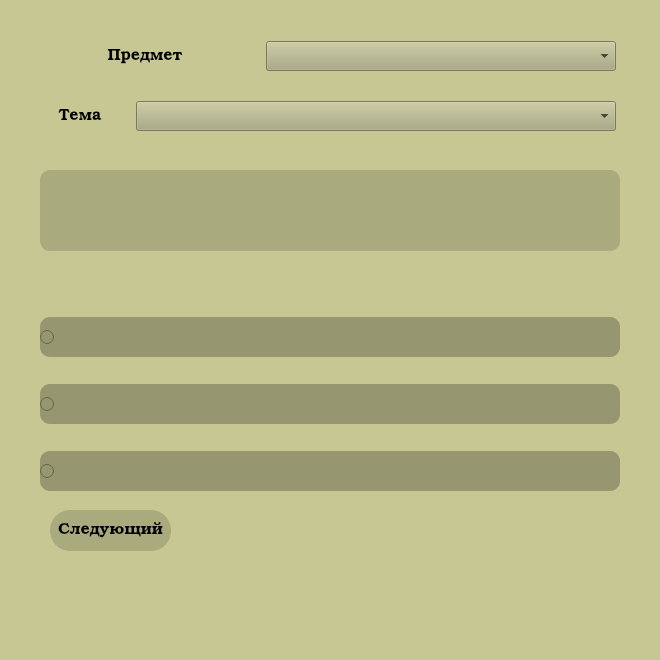
Before: the Qt Designer form UiDataBase/test_form.ui in kirilkin67/OOP, drawn with Qt 5.
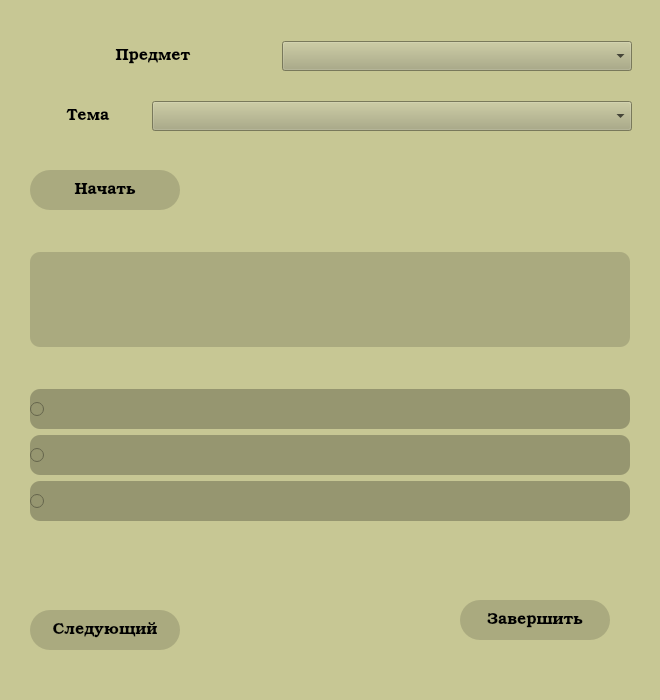
After: the same form once the commit is applied.

Commit message: radio button

```diff
--- a/UiDataBase/test_form.ui
+++ b/UiDataBase/test_form.ui
@@ -7,19 +7,19 @@
     <x>0</x>
     <y>0</y>
     <width>660</width>
-    <height>660</height>
+    <height>700</height>
    </rect>
   </property>
   <property name="minimumSize">
    <size>
     <width>660</width>
-    <height>660</height>
+    <height>700</height>
    </size>
   </property>
   <property name="maximumSize">
    <size>
     <width>660</width>
-    <height>660</height>
+    <height>700</height>
    </size>
   </property>
   <property name="windowTitle">
@@ -31,12 +31,24 @@
   <widget class="QPushButton" name="next">
    <property name="geometry">
     <rect>
-     <x>50</x>
-     <y>510</y>
-     <width>121</width>
-     <height>41</height>
+     <x>30</x>
+     <y>610</y>
+     <width>150</width>
+     <height>40</height>
     </rect>
    </property>
+   <property name="minimumSize">
+    <size>
+     <width>150</width>
+     <height>40</height>
+    </size>
+   </property>
+   <property name="maximumSize">
+    <size>
+     <width>150</width>
+     <height>40</height>
+    </size>
+   </property>
    <property name="font">
     <font>
      <family>Bookman Old Style</family>
@@ -56,30 +68,236 @@
   <widget class="QWidget" name="layoutWidget">
    <property name="geometry">
     <rect>
-     <x>40</x>
+     <x>30</x>
+     <y>40</y>
+     <width>611</width>
+     <height>32</height>
+    </rect>
+   </property>
+   <layout class="QHBoxLayout" name="horizontalLayout">
+    <item>
+     <widget class="QLabel" name="label">
+      <property name="minimumSize">
+       <size>
+        <width>230</width>
+        <height>30</height>
+       </size>
+      </property>
+      <property name="maximumSize">
+       <size>
+        <width>230</width>
+        <height>30</height>
+       </size>
+      </property>
+      <property name="font">
+       <font>
+        <family>Bookman Old Style</family>
+        <pointsize>12</pointsize>
+       </font>
+      </property>
+      <property name="text">
+       <string>Предмет</string>
+      </property>
+      <property name="alignment">
+       <set>Qt::AlignCenter</set>
+      </property>
+     </widget>
+    </item>
+    <item>
+     <widget class="QComboBox" name="subject">
+      <property name="minimumSize">
+       <size>
+        <width>350</width>
+        <height>30</height>
+       </size>
+      </property>
+      <property name="maximumSize">
+       <size>
+        <width>350</width>
+        <height>30</height>
+       </size>
+      </property>
+      <property name="font">
+       <font>
+        <family>Bookman Old Style</family>
+        <pointsize>14</pointsize>
+        <bold>false</bold>
+       </font>
+      </property>
+      <property name="styleSheet">
+       <string notr="true">background-color:rgb(170, 170, 127);</string>
+      </property>
+     </widget>
+    </item>
+   </layout>
+  </widget>
+  <widget class="QWidget" name="layoutWidget">
+   <property name="geometry">
+    <rect>
+     <x>30</x>
+     <y>100</y>
+     <width>611</width>
+     <height>32</height>
+    </rect>
+   </property>
+   <layout class="QHBoxLayout" name="horizontalLayout_2">
+    <item>
+     <widget class="QLabel" name="label_2">
+      <property name="minimumSize">
+       <size>
+        <width>100</width>
+        <height>30</height>
+       </size>
+      </property>
+      <property name="maximumSize">
+       <size>
+        <width>100</width>
+        <height>30</height>
+       </size>
+      </property>
+      <property name="font">
+       <font>
+        <family>Bookman Old Style</family>
+        <pointsize>12</pointsize>
+       </font>
+      </property>
+      <property name="text">
+       <string>Тема</string>
+      </property>
+      <property name="alignment">
+       <set>Qt::AlignCenter</set>
+      </property>
+     </widget>
+    </item>
+    <item>
+     <widget class="QComboBox" name="testName">
+      <property name="minimumSize">
+       <size>
+        <width>480</width>
+        <height>30</height>
+       </size>
+      </property>
+      <property name="maximumSize">
+       <size>
+        <width>480</width>
+        <height>30</height>
+       </size>
+      </property>
+      <property name="font">
+       <font>
+        <family>Bookman Old Style</family>
+        <pointsize>14</pointsize>
+       </font>
+      </property>
+      <property name="styleSheet">
+       <string notr="true">background-color:rgb(170, 170, 127);</string>
+      </property>
+     </widget>
+    </item>
+   </layout>
+  </widget>
+  <widget class="QPushButton" name="stop">
+   <property name="geometry">
+    <rect>
+     <x>460</x>
+     <y>600</y>
+     <width>150</width>
+     <height>40</height>
+    </rect>
+   </property>
+   <property name="minimumSize">
+    <size>
+     <width>150</width>
+     <height>40</height>
+    </size>
+   </property>
+   <property name="maximumSize">
+    <size>
+     <width>150</width>
+     <height>40</height>
+    </size>
+   </property>
+   <property name="font">
+    <font>
+     <family>Bookman Old Style</family>
+     <pointsize>12</pointsize>
+     <bold>false</bold>
+    </font>
+   </property>
+   <property name="styleSheet">
+    <string notr="true">border-radius:20px;
+background:rgb(170, 170, 127);
+</string>
+   </property>
+   <property name="text">
+    <string>Завершить</string>
+   </property>
+  </widget>
+  <widget class="QWidget" name="">
+   <property name="geometry">
+    <rect>
+     <x>30</x>
      <y>170</y>
-     <width>580</width>
-     <height>321</height>
+     <width>602</width>
+     <height>351</height>
     </rect>
    </property>
-   <property name="maximumSize">
-    <size>
-     <width>580</width>
-     <height>16777215</height>
-    </size>
-   </property>
    <layout class="QVBoxLayout" name="verticalLayout">
+    <item>
+     <widget class="QPushButton" name="start">
+      <property name="minimumSize">
+       <size>
+        <width>150</width>
+        <height>40</height>
+       </size>
+      </property>
+      <property name="maximumSize">
+       <size>
+        <width>150</width>
+        <height>40</height>
+       </size>
+      </property>
+      <property name="font">
+       <font>
+        <family>Bookman Old Style</family>
+        <pointsize>12</pointsize>
+        <bold>false</bold>
+       </font>
+      </property>
+      <property name="styleSheet">
+       <string notr="true">border-radius:20px;
+background:rgb(170, 170, 127);
+</string>
+      </property>
+      <property name="text">
+       <string>Начать</string>
+      </property>
+     </widget>
+    </item>
+    <item>
+     <spacer name="verticalSpacer">
+      <property name="orientation">
+       <enum>Qt::Vertical</enum>
+      </property>
+      <property name="sizeHint" stdset="0">
+       <size>
+        <width>20</width>
+        <height>40</height>
+       </size>
+      </property>
+     </spacer>
+    </item>
     <item>
      <widget class="QTextEdit" name="question">
       <property name="minimumSize">
        <size>
-        <width>580</width>
+        <width>600</width>
         <height>70</height>
        </size>
       </property>
       <property name="maximumSize">
        <size>
-        <width>580</width>
+        <width>600</width>
         <height>100</height>
        </size>
       </property>
@@ -108,50 +326,6 @@
       </property>
      </widget>
     </item>
-    <item>
-     <spacer name="verticalSpacer">
-      <property name="orientation">
-       <enum>Qt::Vertical</enum>
-      </property>
-      <property name="sizeHint" stdset="0">
-       <size>
-        <width>20</width>
-        <height>80</height>
-       </size>
-      </property>
-     </spacer>
-    </item>
-    <item>
-     <widget class="QRadioButton" name="response_1">
-      <property name="minimumSize">
-       <size>
-        <width>580</width>
-        <height>40</height>
-       </size>
-      </property>
-      <property name="maximumSize">
-       <size>
-        <width>580</width>
-        <height>40</height>
-       </size>
-      </property>
-      <property name="font">
-       <font>
-        <family>Bookman Old Style</family>
-        <pointsize>12</pointsize>
-       </font>
-      </property>
-      <property name="styleSheet">
-       <string notr="true">border-radius:20px;
-border-radius:10px;
-background:rgb(150, 150, 112)
-</string>
-      </property>
-      <property name="text">
-       <string/>
-      </property>
-     </widget>
-    </item>
     <item>
      <spacer name="verticalSpacer_2">
       <property name="orientation">
@@ -165,17 +339,48 @@
       </property>
      </spacer>
     </item>
+    <item>
+     <widget class="QRadioButton" name="response_1">
+      <property name="minimumSize">
+       <size>
+        <width>600</width>
+        <height>40</height>
+       </size>
+      </property>
+      <property name="maximumSize">
+       <size>
+        <width>600</width>
+        <height>40</height>
+       </size>
+      </property>
+      <property name="font">
+       <font>
+        <family>Bookman Old Style</family>
+        <pointsize>12</pointsize>
+       </font>
+      </property>
+      <property name="styleSheet">
+       <string notr="true">border-radius:20px;
+border-radius:10px;
+background:rgb(150, 150, 112)
+</string>
+      </property>
+      <property name="text">
+       <string/>
+      </property>
+     </widget>
+    </item>
     <item>
      <widget class="QRadioButton" name="response_2">
       <property name="minimumSize">
        <size>
-        <width>580</width>
+        <width>600</width>
         <height>40</height>
        </size>
       </property>
       <property name="maximumSize">
        <size>
-        <width>580</width>
+        <width>600</width>
         <height>40</height>
        </size>
       </property>
@@ -196,30 +401,17 @@
       </property>
      </widget>
     </item>
-    <item>
-     <spacer name="verticalSpacer_3">
-      <property name="orientation">
-       <enum>Qt::Vertical</enum>
-      </property>
-      <property name="sizeHint" stdset="0">
-       <size>
-        <width>20</width>
-        <height>40</height>
-       </size>
-      </property>
-     </spacer>
-    </item>
     <item>
      <widget class="QRadioButton" name="response_3">
       <property name="minimumSize">
        <size>
-        <width>580</width>
+        <width>600</width>
         <height>40</height>
        </size>
       </property>
       <property name="maximumSize">
        <size>
-        <width>580</width>
+        <width>600</width>
         <height>40</height>
        </size>
       </property>
@@ -242,137 +434,6 @@
     </item>
    </layout>
   </widget>
-  <widget class="QWidget" name="layoutWidget">
-   <property name="geometry">
-    <rect>
-     <x>30</x>
-     <y>40</y>
-     <width>588</width>
-     <height>32</height>
-    </rect>
-   </property>
-   <layout class="QHBoxLayout" name="horizontalLayout">
-    <item>
-     <widget class="QLabel" name="label">
-      <property name="minimumSize">
-       <size>
-        <width>230</width>
-        <height>30</height>
-       </size>
-      </property>
-      <property name="maximumSize">
-       <size>
-        <width>230</width>
-        <height>30</height>
-       </size>
-      </property>
-      <property name="font">
-       <font>
-        <family>Bookman Old Style</family>
-        <pointsize>12</pointsize>
-       </font>
-      </property>
-      <property name="text">
-       <string>Предмет</string>
-      </property>
-      <property name="alignment">
-       <set>Qt::AlignCenter</set>
-      </property>
-     </widget>
-    </item>
-    <item>
-     <widget class="QComboBox" name="subject">
-      <property name="minimumSize">
-       <size>
-        <width>350</width>
-        <height>30</height>
-       </size>
-      </property>
-      <property name="maximumSize">
-       <size>
-        <width>350</width>
-        <height>30</height>
-       </size>
-      </property>
-      <property name="font">
-       <font>
-        <family>Bookman Old Style</family>
-        <pointsize>14</pointsize>
-        <bold>false</bold>
-       </font>
-      </property>
-      <property name="styleSheet">
-       <string notr="true">background-color:rgb(170, 170, 127);</string>
-      </property>
-     </widget>
-    </item>
-   </layout>
-  </widget>
-  <widget class="QWidget" name="layoutWidget">
-   <property name="geometry">
-    <rect>
-     <x>30</x>
-     <y>100</y>
-     <width>588</width>
-     <height>32</height>
-    </rect>
-   </property>
-   <layout class="QHBoxLayout" name="horizontalLayout_2">
-    <item>
-     <widget class="QLabel" name="label_2">
-      <property name="minimumSize">
-       <size>
-        <width>100</width>
-        <height>30</height>
-       </size>
-      </property>
-      <property name="maximumSize">
-       <size>
-        <width>100</width>
-        <height>30</height>
-       </size>
-      </property>
-      <property name="font">
-       <font>
-        <family>Bookman Old Style</family>
-        <pointsize>12</pointsize>
-       </font>
-      </property>
-      <property name="text">
-       <string>Тема</string>
-      </property>
-      <property name="alignment">
-       <set>Qt::AlignCenter</set>
-      </property>
-     </widget>
-    </item>
-    <item>
-     <widget class="QComboBox" name="testName">
-      <property name="minimumSize">
-       <size>
-        <width>480</width>
-        <height>30</height>
-       </size>
-      </property>
-      <property name="maximumSize">
-       <size>
-        <width>480</width>
-        <height>30</height>
-       </size>
-      </property>
-      <property name="font">
-       <font>
-        <family>Bookman Old Style</family>
-        <pointsize>14</pointsize>
-       </font>
-      </property>
-      <property name="styleSheet">
-       <string notr="true">background-color:rgb(170, 170, 127);</string>
-      </property>
-     </widget>
-    </item>
-   </layout>
-  </widget>
  </widget>
  <resources/>
  <connections/>
```
The commit also changes 7 other files.
